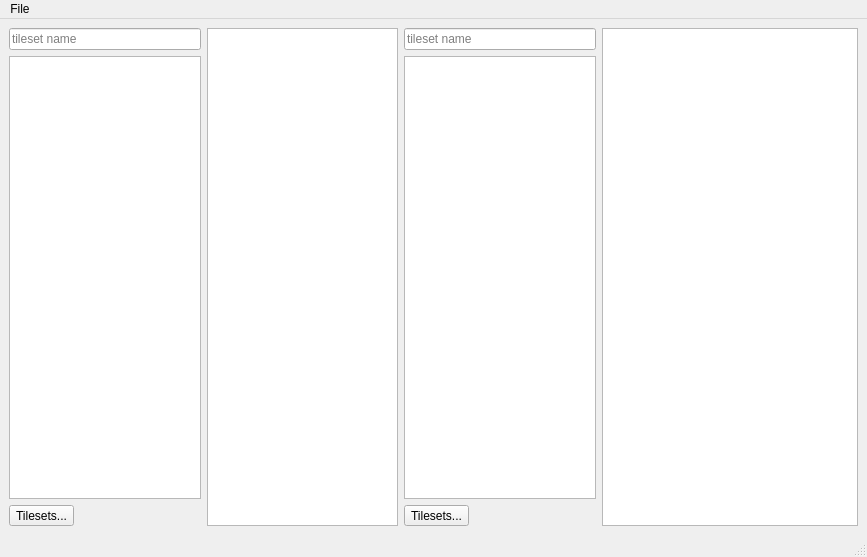
The window that src/tiled/snoweditor.ui (Faalagorn/tiled) describes before a commit, drawn with Qt 5.
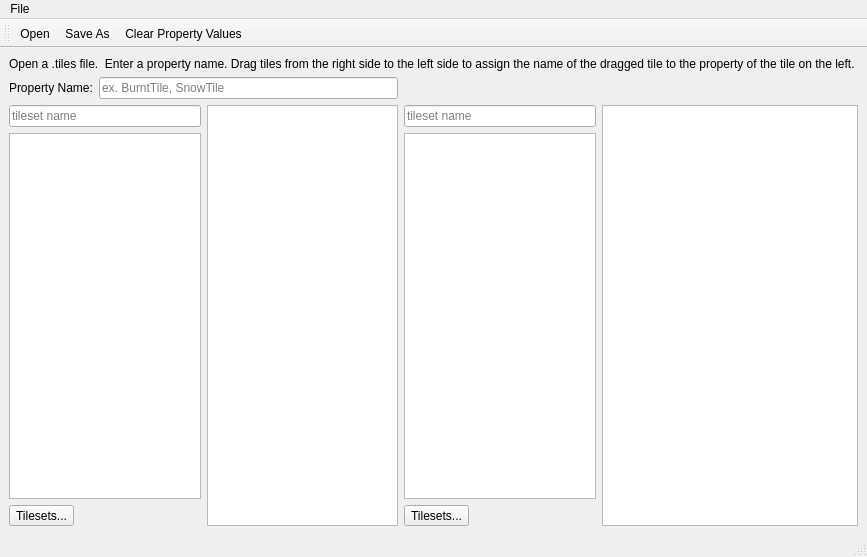
The same window after the commit. Icons and pictures are not drawn. Custom widgets are drawn as their Qt base class.

Commit message: Changed SnowEditor to allow editing any property, instead of only SnowTile.

Patch:
```diff
--- a/src/tiled/snoweditor.ui
+++ b/src/tiled/snoweditor.ui
@@ -15,7 +15,10 @@
   </property>
   <widget class="QWidget" name="centralwidget">
    <layout class="QGridLayout" name="gridLayout">
-    <item row="0" column="2">
+    <item row="2" column="1">
+     <widget class="Tiled::Internal::MixedTilesetView" name="targetView"/>
+    </item>
+    <item row="2" column="2">
      <layout class="QVBoxLayout" name="verticalLayout_5">
       <item>
        <widget class="QLineEdit" name="filterEditSource">
@@ -39,10 +42,55 @@
       </item>
      </layout>
     </item>
-    <item row="0" column="1">
-     <widget class="Tiled::Internal::MixedTilesetView" name="targetView"/>
+    <item row="2" column="0">
+     <layout class="QVBoxLayout" name="verticalLayout_6">
+      <item>
+       <widget class="QLineEdit" name="filterEditTarget">
+        <property name="placeholderText">
+         <string>tileset name</string>
+        </property>
+        <property name="clearButtonEnabled">
+         <bool>true</bool>
+        </property>
+       </widget>
+      </item>
+      <item>
+       <widget class="QListWidget" name="tilesetListTarget"/>
+      </item>
+      <item>
+       <widget class="QToolButton" name="tilesetMgrTarget">
+        <property name="text">
+         <string>Tilesets...</string>
+        </property>
+       </widget>
+      </item>
+     </layout>
     </item>
-    <item row="0" column="3">
+    <item row="1" column="0" colspan="2">
+     <layout class="QHBoxLayout" name="horizontalLayout">
+      <item>
+       <widget class="QLabel" name="label1">
+        <property name="sizePolicy">
+         <sizepolicy hsizetype="Preferred" vsizetype="Preferred">
+          <horstretch>0</horstretch>
+          <verstretch>0</verstretch>
+         </sizepolicy>
+        </property>
+        <property name="text">
+         <string>Property Name:</string>
+        </property>
+       </widget>
+      </item>
+      <item>
+       <widget class="QLineEdit" name="propertyName">
+        <property name="placeholderText">
+         <string>ex. BurntTile, SnowTile</string>
+        </property>
+       </widget>
+      </item>
+     </layout>
+    </item>
+    <item row="2" column="3">
      <widget class="Tiled::Internal::MixedTilesetView" name="sourceView">
       <property name="minimumSize">
        <size>
@@ -52,29 +100,15 @@
       </property>
      </widget>
     </item>
-    <item row="0" column="0">
-     <layout class="QVBoxLayout" name="verticalLayout_6">
-      <item>
-       <widget class="QLineEdit" name="filterEditTarget">
-        <property name="placeholderText">
-         <string>tileset name</string>
-        </property>
-        <property name="clearButtonEnabled">
-         <bool>true</bool>
-        </property>
-       </widget>
-      </item>
-      <item>
-       <widget class="QListWidget" name="tilesetListTarget"/>
-      </item>
-      <item>
-       <widget class="QToolButton" name="tilesetMgrTarget">
-        <property name="text">
-         <string>Tilesets...</string>
-        </property>
-       </widget>
-      </item>
-     </layout>
+    <item row="0" column="0" colspan="4">
+     <widget class="QLabel" name="label">
+      <property name="text">
+       <string>Open a .tiles file.  Enter a property name. Drag tiles from the right side to the left side to assign the name of the dragged tile to the property of the tile on the left.</string>
+      </property>
+      <property name="wordWrap">
+       <bool>true</bool>
+      </property>
+     </widget>
     </item>
    </layout>
   </widget>
@@ -98,6 +132,20 @@
    <addaction name="menuFile"/>
   </widget>
   <widget class="QStatusBar" name="statusbar"/>
+  <widget class="QToolBar" name="toolBar">
+   <property name="windowTitle">
+    <string>toolBar</string>
+   </property>
+   <attribute name="toolBarArea">
+    <enum>TopToolBarArea</enum>
+   </attribute>
+   <attribute name="toolBarBreak">
+    <bool>false</bool>
+   </attribute>
+   <addaction name="actionOpen"/>
+   <addaction name="actionSave"/>
+   <addaction name="actionReset"/>
+  </widget>
   <action name="actionClose">
    <property name="text">
     <string>Close</string>
@@ -110,7 +158,19 @@
   </action>
   <action name="actionSave">
    <property name="text">
-    <string>Save...</string>
+    <string>Save As...</string>
+   </property>
+  </action>
+  <action name="actionReset">
+   <property name="icon">
+    <iconset resource="tiled.qrc">
+     <normaloff>:/images/16x16/edit-clear.png</normaloff>:/images/16x16/edit-clear.png</iconset>
+   </property>
+   <property name="text">
+    <string>Clear Property Values</string>
+   </property>
+   <property name="toolTip">
+    <string>Reset properties to the default</string>
    </property>
   </action>
  </widget>
```
Left out of the diff: 12 changed lines with no effect on the pictures. The commit also changes 4 other files.
